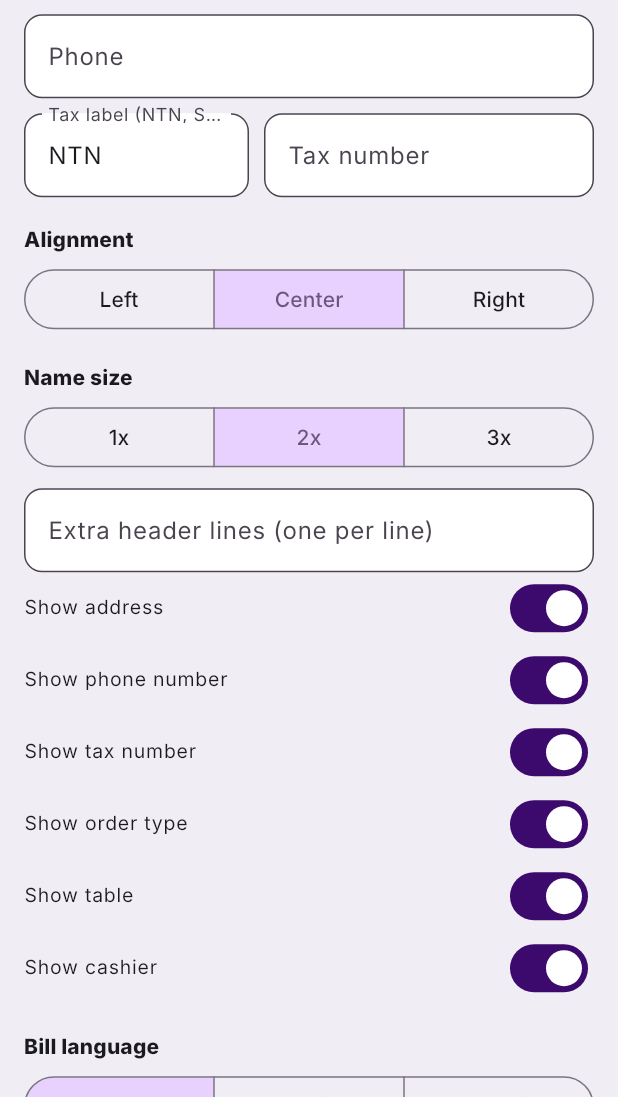
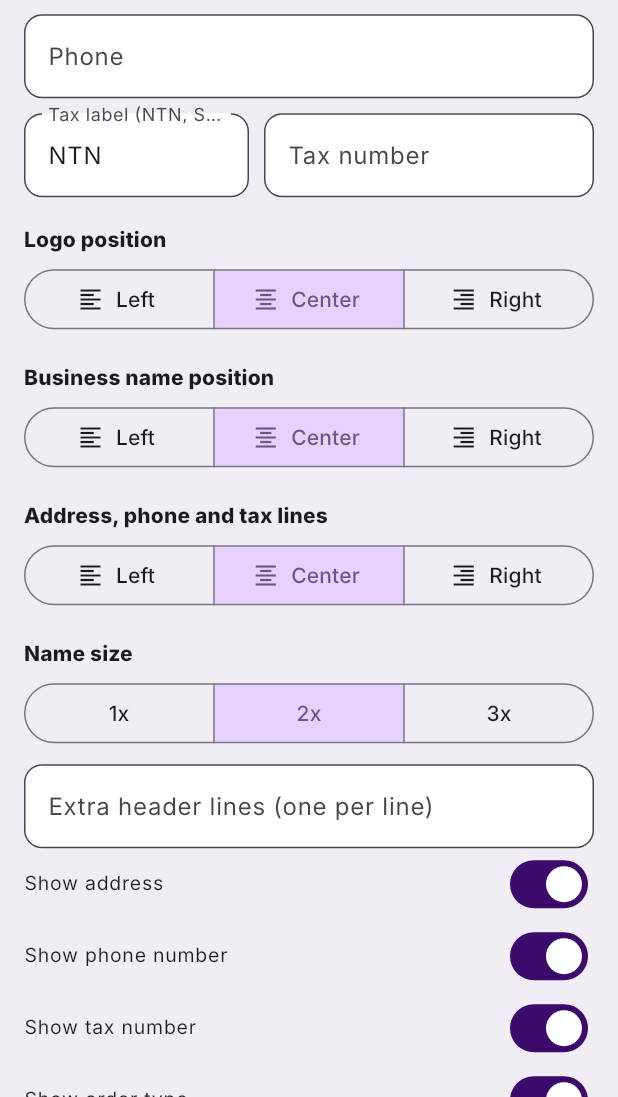
Before and after one commit to dtpos2026/pos-apk-2027, a Flutter app: the ReceiptDesignScreen screen opened directly, scrolled down 1152 dp, on a phone screen of 412 x 824 dp, the part 139-1236 px from its top. Run offline on Flutter 3.47's test engine with Material 3 defaults, Android fonts, the phone set to English and light mode, and no system bars; our stand-ins replace cloud_firestore, device_info_plus, drift, file_picker, firebase_auth, firebase_core and 7 more; missing offline and left inert: cryptography, sqlite3; accounts and stored records are empty; generated files the repository leaves out were written again.

Commit message:
Receipt: separate left/centre/right position for logo, business name and address lines
Co-Authored-By: Claude Sonnet 5.5 <noreply@anthropic.com>
Claude-Session: https://claude.ai/code/session_01NHn2MatZ3QPBScFMqPhEAz

```diff
--- a/app/lib/app/strings.dart
+++ b/app/lib/app/strings.dart
@@ -18,6 +18,9 @@ class Strings {
       (_all[locale.languageCode] ?? _en)[key] ?? _en[key] ?? key;
 
   static const _en = <String, String>{
+    'align_logo': 'Logo position',
+    'align_name': 'Business name position',
+    'align_details': 'Address, phone and tax lines',
     'duplicate': 'Duplicate',
     'tokens': 'Tokens',
     'tokens_title': 'Tokens & designs',
@@ -589,6 +592,9 @@ class Strings {
 };
 
   static const _ur = <String, String>{
+    'align_logo': 'لوگو کی جگہ',
+    'align_name': 'کاروبار کے نام کی جگہ',
+    'align_details': 'پتہ، فون اور ٹیکس لائنیں',
     'duplicate': 'نقل بنائیں',
     'tokens': 'ٹوکن',
     'tokens_title': 'ٹوکن اور ڈیزائن',
@@ -1157,6 +1163,9 @@ class Strings {
 };
 
   static const _ar = <String, String>{
+    'align_logo': 'موضع الشعار',
+    'align_name': 'موضع اسم النشاط',
+    'align_details': 'العنوان والهاتف والضريبة',
     'duplicate': 'تكرار',
     'tokens': 'الرموز',
     'tokens_title': 'الرموز والتصاميم',
--- a/app/lib/domain/receipt.dart
+++ b/app/lib/domain/receipt.dart
@@ -104,9 +104,9 @@ ReceiptDoc buildBillDoc(ReceiptData d, {BillDesign template = BillDesign.default
   String money(int v) => _m(v, d.currency);
 
   if (d.isDuplicate) lines.add(RText(L['duplicate'], align: PrintAlign.center, bold: true));
-  if (t.showLogo && d.logo != null) lines.add(RImage(d.logo!, align: h));
+  if (t.showLogo && d.logo != null) lines.add(RImage(d.logo!, align: t.logoAt));
   final name = style == 'modern' ? '- ${d.businessName} -' : d.businessName;
-  lines.add(RText(name, align: h, bold: true, width: t.nameSize, height: t.nameSize));
+  lines.add(RText(name, align: t.nameAt, bold: true, width: t.nameSize, height: t.nameSize));
   for (final l in t.headerLines.where((l) => l.trim().isNotEmpty)) {
     lines.add(RText(l, align: h));
   }
--- a/app/lib/domain/receipt_template.dart
+++ b/app/lib/domain/receipt_template.dart
@@ -17,6 +17,8 @@ class BillDesign {
     this.showLogo = true,
     this.nameSize = 2,
     this.headerAlign = PrintAlign.center,
+    this.logoAlign,
+    this.nameAlign,
     this.headerLines = const [],
     this.showAddress = true,
     this.showPhone = true,
@@ -57,6 +59,12 @@ class BillDesign {
   final int nameSize;
   final PrintAlign headerAlign;
 
+  /// Own alignment of the logo and of the business name; null = follow [headerAlign] (as older designs did).
+  final PrintAlign? logoAlign;
+  final PrintAlign? nameAlign;
+  PrintAlign get logoAt => logoAlign ?? headerAlign;
+  PrintAlign get nameAt => nameAlign ?? headerAlign;
+
   /// Extra lines under the name, for example a slogan or a branch name.
   final List<String> headerLines;
   final bool showAddress;
@@ -84,6 +92,8 @@ class BillDesign {
     bool? showLogo,
     int? nameSize,
     PrintAlign? headerAlign,
+    PrintAlign? logoAlign,
+    PrintAlign? nameAlign,
     List<String>? headerLines,
     bool? showAddress,
     bool? showPhone,
@@ -107,6 +117,8 @@ class BillDesign {
         showLogo: showLogo ?? this.showLogo,
         nameSize: (nameSize ?? this.nameSize).clamp(1, 3),
         headerAlign: headerAlign ?? this.headerAlign,
+        logoAlign: logoAlign ?? this.logoAlign,
+        nameAlign: nameAlign ?? this.nameAlign,
         headerLines: headerLines ?? this.headerLines,
         showAddress: showAddress ?? this.showAddress,
         showPhone: showPhone ?? this.showPhone,
@@ -138,6 +150,8 @@ class BillDesign {
         'showLogo': showLogo,
         'nameSize': nameSize,
         'headerAlign': headerAlign.name,
+        if (logoAlign != null) 'logoAlign': logoAlign!.name,
+        if (nameAlign != null) 'nameAlign': nameAlign!.name,
         'headerLines': headerLines,
         'showAddress': showAddress,
         'showPhone': showPhone,
@@ -169,6 +183,8 @@ class BillDesign {
         showLogo: j['showLogo'] as bool? ?? true,
         nameSize: ((j['nameSize'] as num?)?.toInt() ?? 2).clamp(1, 3),
         headerAlign: PrintAlign.values.firstWhere((a) => a.name == j['headerAlign'], orElse: () => PrintAlign.center),
+        logoAlign: PrintAlign.values.where((a) => a.name == j['logoAlign']).firstOrNull,
+        nameAlign: PrintAlign.values.where((a) => a.name == j['nameAlign']).firstOrNull,
         headerLines: lines(j['headerLines'], const []),
         showAddress: j['showAddress'] as bool? ?? true,
         showPhone: j['showPhone'] as bool? ?? true,
--- a/app/lib/features/settings/receipt_design_screen.dart
+++ b/app/lib/features/settings/receipt_design_screen.dart
@@ -229,6 +229,18 @@ class _ReceiptDesignScreenState extends ConsumerState<ReceiptDesignScreen> {
   Widget _sw(String label, bool v, ValueChanged<bool> on, {String? key}) =>
       SwitchListTile(key: key == null ? null : ValueKey(key), dense: true, contentPadding: EdgeInsets.zero, title: Text(label), value: v, onChanged: (x) => setState(() => on(x)));
 
+  Widget _alignPicker(String key, PrintAlign v, void Function(PrintAlign) set, Strings t) => SegmentedButton<PrintAlign>(
+        key: ValueKey(key),
+        showSelectedIcon: false,
+        segments: [
+          ButtonSegment(value: PrintAlign.left, icon: const Icon(Icons.format_align_left), label: Text(t['left'])),
+          ButtonSegment(value: PrintAlign.center, icon: const Icon(Icons.format_align_center), label: Text(t['center'])),
+          ButtonSegment(value: PrintAlign.right, icon: const Icon(Icons.format_align_right), label: Text(t['right'])),
+        ],
+        selected: {v},
+        onSelectionChanged: (s) => setState(() => set(s.first)),
+      );
+
   Widget _heading(String s) => Padding(padding: const EdgeInsets.only(top: 18, bottom: 6), child: Text(s, style: Theme.of(context).textTheme.titleSmall?.copyWith(fontWeight: FontWeight.w700)));
 
   List<Widget> _form(Strings t) => [
@@ -271,13 +283,12 @@ class _ReceiptDesignScreenState extends ConsumerState<ReceiptDesignScreen> {
           const SizedBox(width: 10),
           Expanded(child: TextField(controller: _taxNo, onChanged: (_) => setState(() {}), decoration: InputDecoration(labelText: t['tax_number']))),
         ]),
-        _heading(t['align']),
-        SegmentedButton<PrintAlign>(
-          showSelectedIcon: false,
-          segments: [ButtonSegment(value: PrintAlign.left, label: Text(t['left'])), ButtonSegment(value: PrintAlign.center, label: Text(t['center'])), ButtonSegment(value: PrintAlign.right, label: Text(t['right']))],
-          selected: {_d.headerAlign},
-          onSelectionChanged: (s) => setState(() => _d = _d.copyWith(headerAlign: s.first)),
-        ),
+        _heading(t['align_logo']),
+        _alignPicker('align-logo', _d.logoAt, (a) => _d = _d.copyWith(logoAlign: a), t),
+        _heading(t['align_name']),
+        _alignPicker('align-name', _d.nameAt, (a) => _d = _d.copyWith(nameAlign: a), t),
+        _heading(t['align_details']),
+        _alignPicker('align-details', _d.headerAlign, (a) => _d = _d.copyWith(headerAlign: a), t),
         _heading(t['name_size']),
         SegmentedButton<int>(showSelectedIcon: false, segments: const [ButtonSegment(value: 1, label: Text('1x')), ButtonSegment(value: 2, label: Text('2x')), ButtonSegment(value: 3, label: Text('3x'))], selected: {_d.nameSize}, onSelectionChanged: (s) => setState(() => _d = _d.copyWith(nameSize: s.first))),
         const SizedBox(height: 10),
```
Also changed, not shown: 2 other files.
